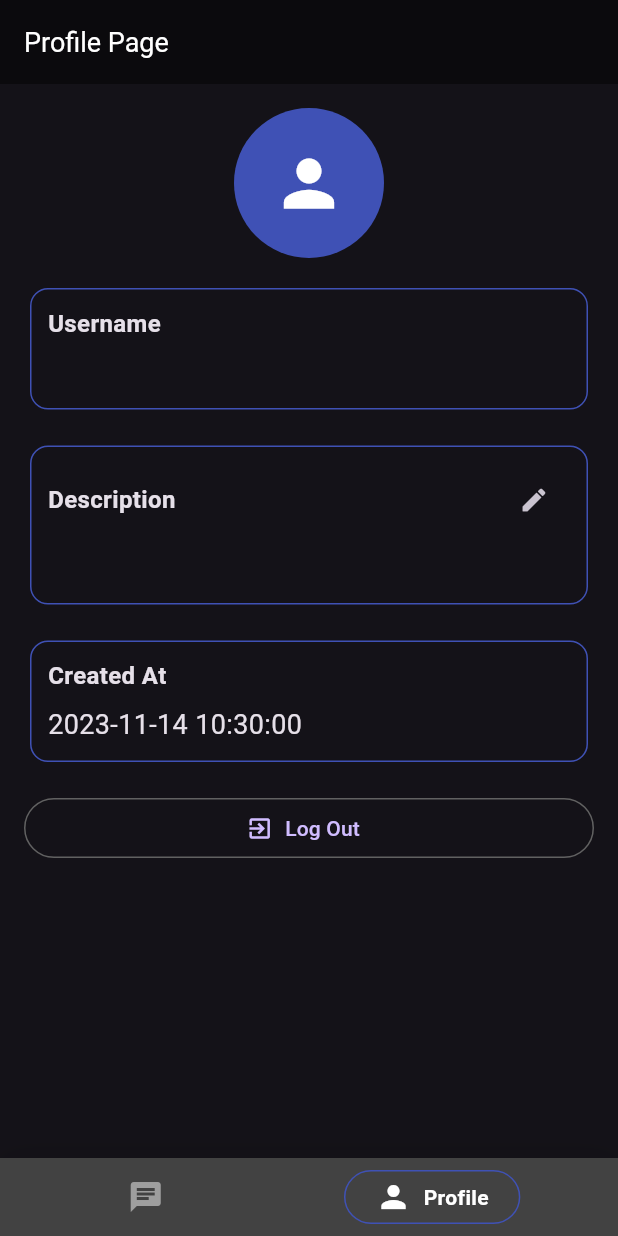
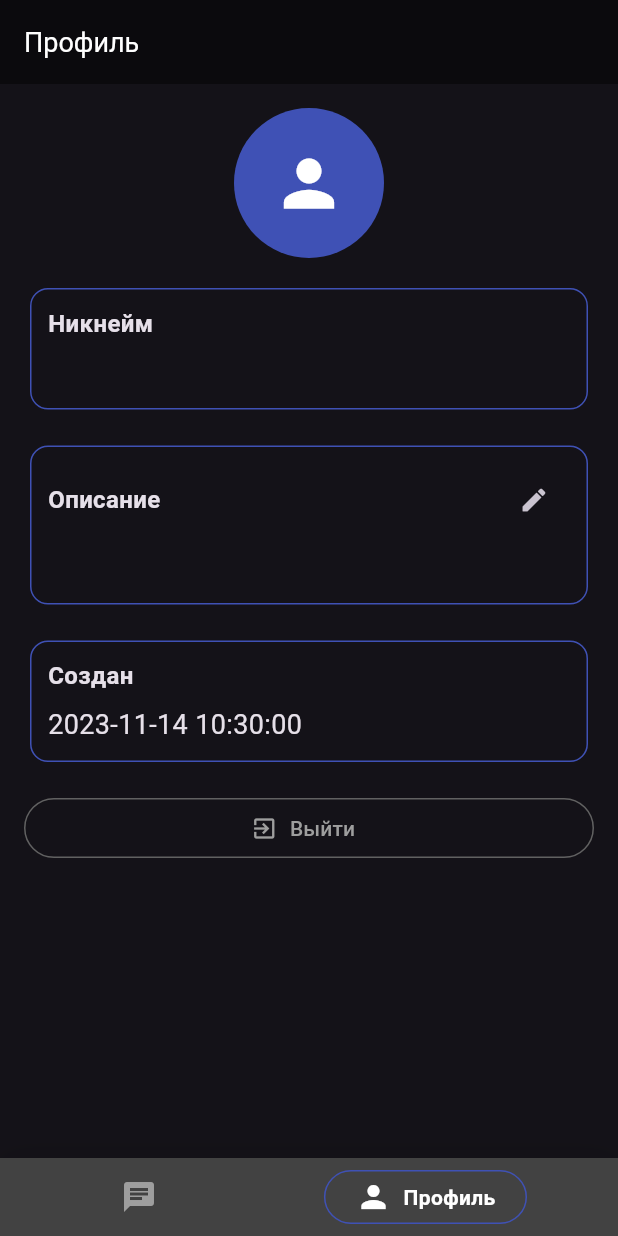
Before and after one commit to tonyOkumura/vkachat_supa, a Flutter app: the HomePage screen opened directly, item 2 of the bottom bar chosen, on a phone screen of 412 x 824 dp. Run offline on Flutter 3.47's test engine with Material 3 defaults, Android fonts, the phone set to English and light mode, and no system bars; drawn by our look-alikes of google_nav_bar; our stand-ins replace supabase_flutter, timeago; accounts and stored records are empty.

Commit message:
руский!!!

```diff
--- a/lib/pages/home_page.dart
+++ b/lib/pages/home_page.dart
@@ -58,14 +58,14 @@ class _HomePageState extends State<HomePage> {
               tabs: [
                 GButton(
                   icon: Icons.chat,
-                  text: 'Chat',
+                  text: 'Чаты',
                   activeBorder: Border.all(color: Colors.indigo),
                   iconActiveColor: Colors.white,
                   textColor: Colors.white,
                 ),
                 GButton(
                   icon: Icons.person,
-                  text: 'Profile',
+                  text: 'Профиль',
                   activeBorder: Border.all(color: Colors.indigo),
                   iconActiveColor: Colors.white,
                   textColor: Colors.white,
--- a/lib/pages/profile_page.dart
+++ b/lib/pages/profile_page.dart
@@ -42,7 +42,7 @@ class _ProfilePageState extends State<ProfilePage> {
           Profile profile = snapshot.data!;
           return Scaffold(
             appBar: AppBar(
-              title: Text('Profile Page'),
+              title: Text('Профиль'),
             ),
             body: SingleChildScrollView(
               child: SafeArea(
@@ -62,11 +62,11 @@ class _ProfilePageState extends State<ProfilePage> {
                           backgroundColor: Colors.indigo,
                         ),
                         SizedBox(height: 16),
-                        _buildInfoCard('Username', profile.username),
+                        _buildInfoCard('Никнейм', profile.username),
                         SizedBox(height: 16),
                         _buildEditableInfoCard(
-                          'Description',
-                          profile.description ?? 'No description',
+                          'Описание',
+                          profile.description ?? 'без описания',
                           Icons.edit,
                           () {
                             _startEditing(profile.description);
@@ -74,7 +74,7 @@ class _ProfilePageState extends State<ProfilePage> {
                         ),
                         SizedBox(height: 16),
                         _buildInfoCard(
-                          'Created At',
+                          'Создан',
                           formattedDateTime(profile.createdAt),
                         ),
                         SizedBox(height: 16),
@@ -87,7 +87,7 @@ class _ProfilePageState extends State<ProfilePage> {
             ),
           );
         } else {
-          return Text('No profile found');
+          return Text('Профиль не найден');
         }
       },
     );
@@ -187,8 +187,16 @@ class _ProfilePageState extends State<ProfilePage> {
         Navigator.of(context)
             .pushAndRemoveUntil(RegisterPage.route(), (route) => false);
       },
-      icon: Icon(Icons.exit_to_app),
-      label: Text('Log Out'),
+      icon: Icon(
+        Icons.exit_to_app,
+        color: Colors.grey,
+      ),
+      label: Text(
+        'Выйти',
+        style: TextStyle(
+          color: Colors.grey,
+        ),
+      ),
       style: OutlinedButton.styleFrom(
         side: BorderSide(
           color: Colors.grey[700]!, // Темно-серый цвет
@@ -209,7 +217,7 @@ class _ProfilePageState extends State<ProfilePage> {
         return StatefulBuilder(
           builder: (context, setState) {
             return AlertDialog(
-              title: Text('Edit Description'),
+              title: Text('Править Описание'),
               content: SingleChildScrollView(
                 child: Column(
                   mainAxisSize: MainAxisSize.min,
@@ -219,7 +227,7 @@ class _ProfilePageState extends State<ProfilePage> {
                       maxLength: 400,
                       maxLines: null,
                       decoration: InputDecoration(
-                        hintText: 'Enter your new description',
+                        hintText: 'Новое описание .....',
                       ),
                     ),
                   ],
@@ -231,14 +239,14 @@ class _ProfilePageState extends State<ProfilePage> {
                     Navigator.pop(context);
                     _cancelEditing();
                   },
-                  child: Text('Cancel'),
+                  child: Text('выход'),
                 ),
                 TextButton(
                   onPressed: () {
                     Navigator.pop(context);
                     _saveDescription();
                   },
-                  child: Text('Save'),
+                  child: Text('сохранить'),
                 ),
               ],
             );
```
Also changed, not shown: lib/pages/chat_page.dart (+6 -4 lines), lib/pages/login_page.dart (+4 -4 lines), lib/pages/register_page.dart (+11 -11 lines).
